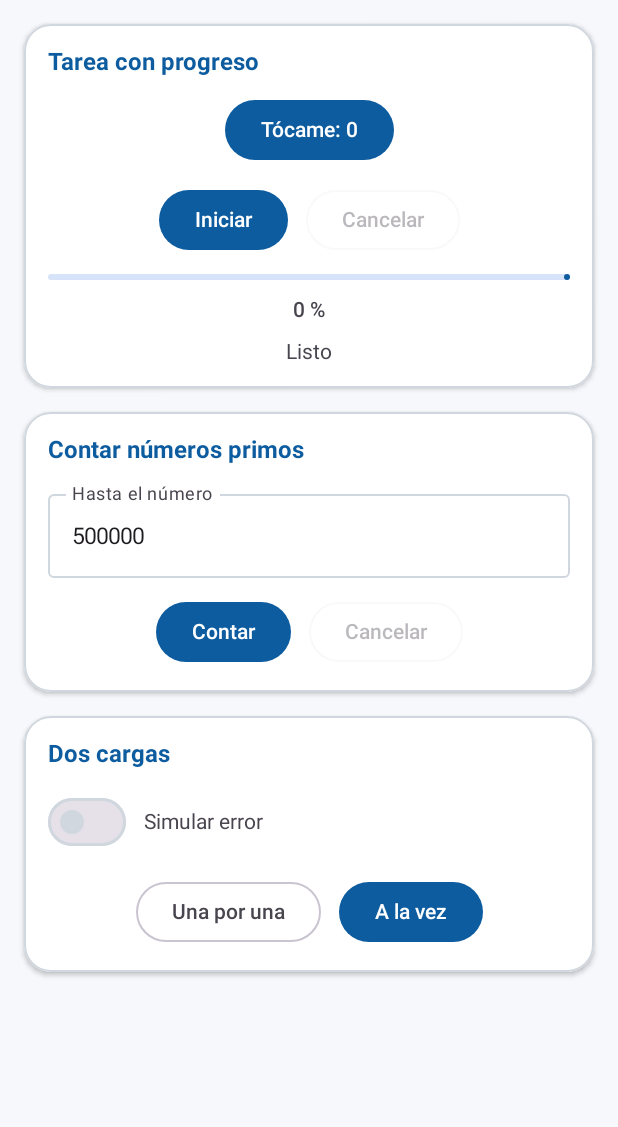
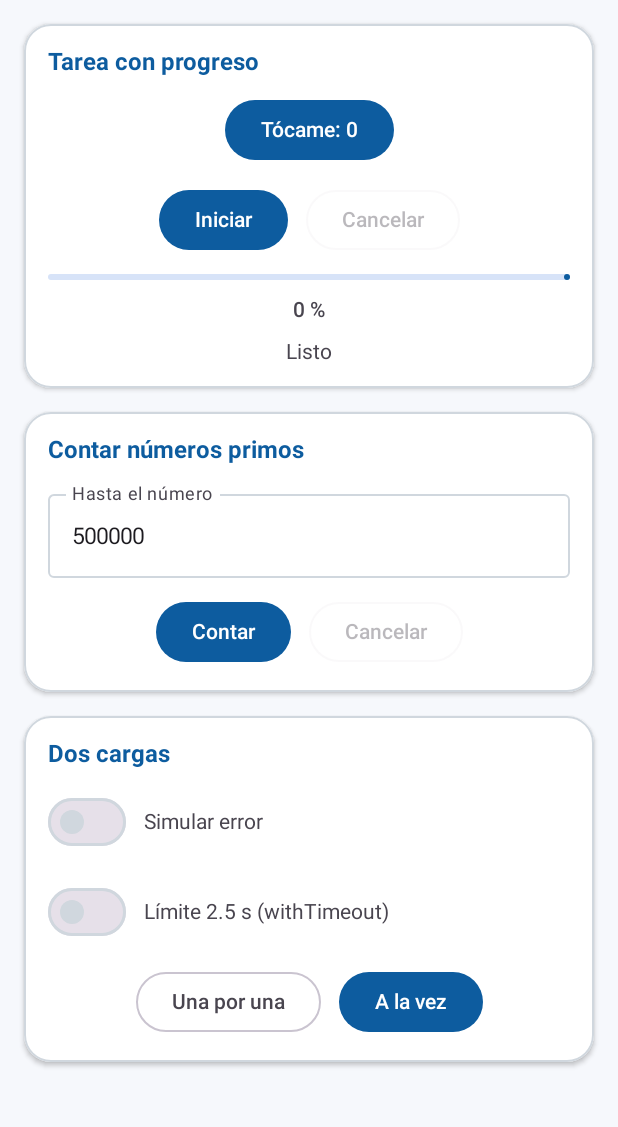
Before and after one commit to israelhuamanh/hilos-android, an Android app built with Jetpack Compose: the screen it shows after launch (MainActivity), on a phone screen of 412 x 824 dp, the part 96-1223 px from its top. Run offline under Robolectric (Android 15) with nearby library versions, the phone set to English and light mode, and no system bars.

Commit message:
feat(timeout): agrega limite de tiempo con withTimeout en las cargas

```diff
--- a/app/src/main/java/com/tecsup/centrotareas/ui/PantallaTareas.kt
+++ b/app/src/main/java/com/tecsup/centrotareas/ui/PantallaTareas.kt
@@ -58,6 +58,7 @@ fun PantallaTareas(vm: TareasViewModel) {
     val primos by vm.primos.collectAsState()
     val carga by vm.carga.collectAsState()
     val simularError by vm.simularError.collectAsState()
+    val limitarTiempo by vm.limitarTiempo.collectAsState()
 
     var toques by rememberSaveable { mutableIntStateOf(0) }
     var textoHasta by rememberSaveable { mutableStateOf("500000") }
@@ -198,7 +199,7 @@ fun PantallaTareas(vm: TareasViewModel) {
                 }
             }
 
-            // Tarjeta 3: Dos cargas (Pasos 6 y 7)
+            // Tarjeta 3: Dos cargas (Pasos 6, 7 y Mejora 2: withTimeout)
             TarjetaSeccion(titulo = "Dos cargas") {
                 val cargando = carga is CargaUi.Cargando
 
@@ -214,6 +215,22 @@ fun PantallaTareas(vm: TareasViewModel) {
                     )
                     Text(
                         text = "Simular error",
+                        style = MaterialTheme.typography.bodyMedium
+                    )
+                }
+
+                Row(
+                    modifier = Modifier.fillMaxWidth(),
+                    horizontalArrangement = Arrangement.spacedBy(12.dp),
+                    verticalAlignment = Alignment.CenterVertically
+                ) {
+                    Switch(
+                        checked = limitarTiempo,
+                        onCheckedChange = { vm.cambiarLimitarTiempo(it) },
+                        enabled = !cargando
+                    )
+                    Text(
+                        text = "Límite 2.5 s (withTimeout)",
                         style = MaterialTheme.typography.bodyMedium
                     )
                 }
```
Also changed, not shown: app/src/main/java/com/tecsup/centrotareas/viewmodel/TareasViewModel.kt (+27 -7 lines).
